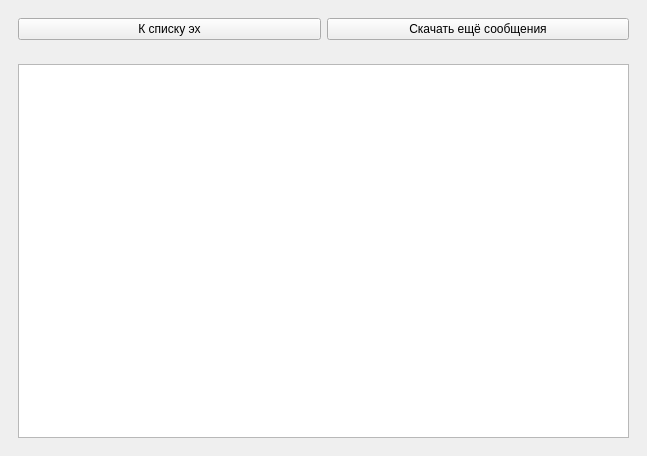
Above: getwindow.ui from idec-net/cutiefeed before the change. Below: the same form after it.
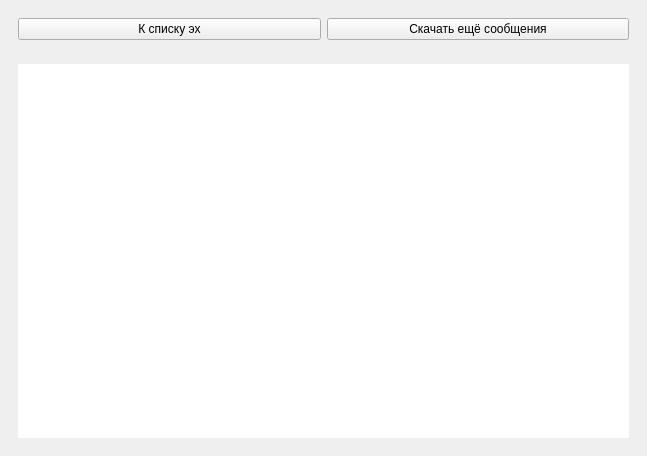
That is the form after the change.

The edit to the form file:
```diff
--- a/getwindow.ui
+++ b/getwindow.ui
@@ -52,6 +52,9 @@
       <layout class="QVBoxLayout" name="verticalLayout">
        <item>
         <widget class="QTextEdit" name="textEdit">
+         <property name="frameShape">
+          <enum>QFrame::NoFrame</enum>
+         </property>
          <property name="lineWrapMode">
           <enum>QTextEdit::WidgetWidth</enum>
          </property>
```
